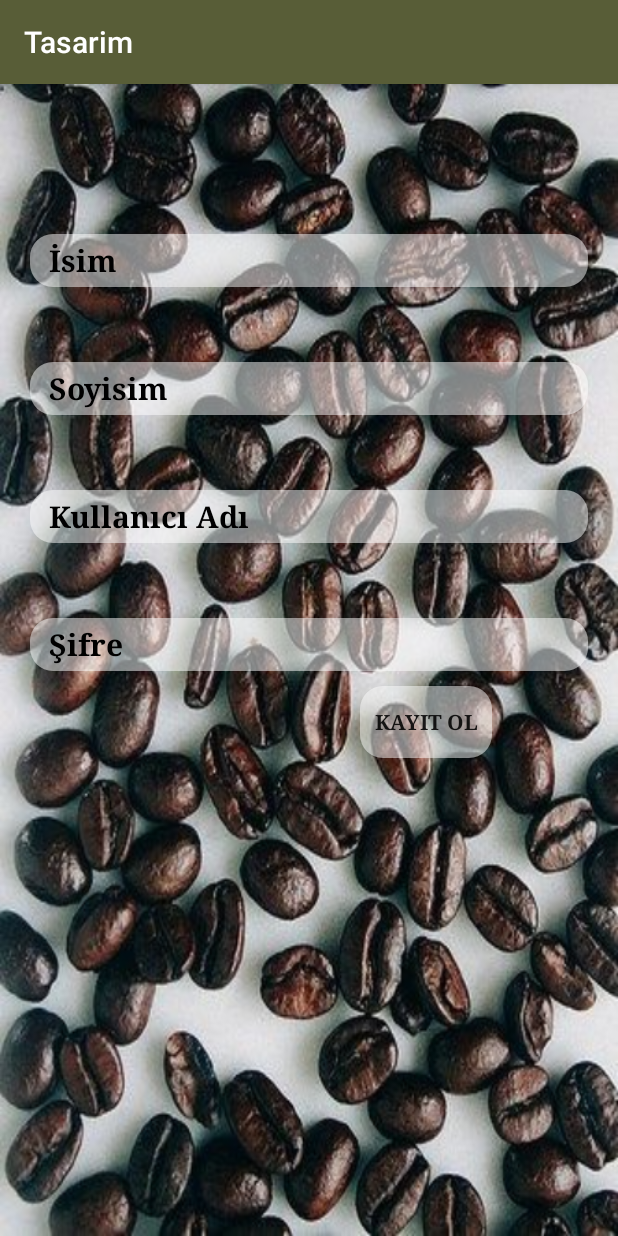
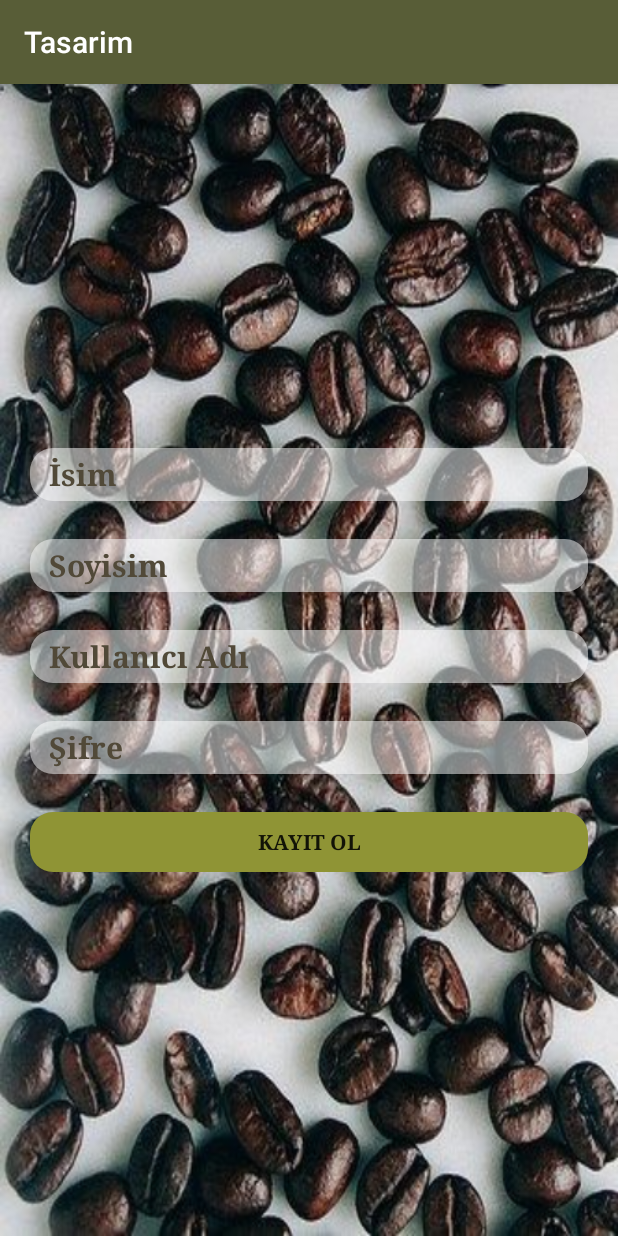
Before and after one commit to BeaconCafe/Tasarim, an Android app: the KayitOl screen opened directly, with no data from a screen before it, on a phone screen of 412 x 824 dp. Run offline under Robolectric (Android 15) with nearby library versions, the phone set to English and light mode, and no system bars.

Commit message:
yönlendirme yapıldı

```diff
--- a/app/src/main/java/com/tasarim/tasarim/Giris.java
+++ b/app/src/main/java/com/tasarim/tasarim/Giris.java
@@ -1,13 +1,30 @@
 package com.tasarim.tasarim;
 
+import android.content.Intent;
 import android.support.v7.app.AppCompatActivity;
 import android.os.Bundle;
+import android.view.View;
+import android.widget.Button;
+import android.widget.TextView;
 
 public class Giris extends AppCompatActivity {
+
+    TextView kayitOl;
 
     @Override
     protected void onCreate(Bundle savedInstanceState) {
         super.onCreate(savedInstanceState);
         setContentView(R.layout.activity_giris);
+
+        kayitOl=(TextView) findViewById(R.id.kayitOlSayfasi);
+
+        kayitOl.setOnClickListener(new View.OnClickListener() {
+            @Override
+            public void onClick(View view) {
+
+                Intent intent =new Intent(Giris.this,KayitOl.class);
+                startActivity(intent);
+            }
+        });
     }
 }
--- a/app/src/main/res/layout/activity_giris.xml
+++ b/app/src/main/res/layout/activity_giris.xml
@@ -69,6 +69,7 @@
                 android:layout_marginTop="5dp"/>
 
             <TextView
+                android:id="@+id/kayitOlSayfasi"
                 android:layout_width="match_parent"
                 android:layout_height="wrap_content"
                 android:layout_marginTop="5dp"
--- a/app/src/main/res/layout/activity_kayit_ol.xml
+++ b/app/src/main/res/layout/activity_kayit_ol.xml
@@ -7,6 +7,7 @@
     android:orientation="vertical"
     tools:context="com.tasarim.tasarim.KayitOl"
     android:background="@drawable/kayitsayfasi"
+    android:gravity="center"
     >
 
 
@@ -16,7 +17,7 @@
         android:layout_height="35dp"
         android:layout_marginLeft="20dp"
         android:layout_marginRight="20dp"
-        android:layout_marginTop="100dp"
+
         android:backgroundTint="#80FFFFFF"
         android:ems="10"
         android:background="@drawable/background"
@@ -25,8 +26,7 @@
         android:inputType="textPersonName"
         android:selectAllOnFocus="false"
         android:textAppearance="@style/TextAppearance.AppCompat.Body2"
-        android:textColor="@android:color/black"
-        android:textColorHint="#000000"
+        android:textColorHint="@color/colorPrimaryDark"
         android:textSize="20sp"
         android:textStyle="bold"
 
@@ -39,15 +39,15 @@
         android:layout_height="35dp"
         android:layout_marginLeft="20dp"
         android:layout_marginRight="20dp"
-        android:layout_marginTop="50dp"
+        android:layout_marginTop="25dp"
         android:backgroundTint="#80FFFFFF"
         android:ems="10"
         android:fontFamily="serif"
         android:hint="  Soyisim"
         android:inputType="textPersonName"
         android:textAppearance="@style/TextAppearance.AppCompat.Body2"
-        android:textColor="@android:color/black"
-        android:textColorHint="#000000"
+
+        android:textColorHint="@color/colorPrimaryDark"
         android:textSize="20sp"
         android:textStyle="bold"
         android:typeface="sans" />
@@ -59,15 +59,14 @@
         android:layout_height="35dp"
         android:layout_marginLeft="20dp"
         android:layout_marginRight="20dp"
-        android:layout_marginTop="50dp"
+        android:layout_marginTop="25dp"
         android:backgroundTint="#80FFFFFF"
         android:ems="10"
         android:fontFamily="serif"
         android:hint="  Kullanıcı Adı"
         android:inputType="textPersonName"
         android:textAppearance="@style/TextAppearance.AppCompat.Body2"
-        android:textColor="@android:color/black"
-        android:textColorHint="#000000"
+        android:textColorHint="@color/colorPrimaryDark"
         android:textSize="20sp"
         android:textStyle="bold"
         android:typeface="sans" />
@@ -79,33 +78,33 @@
         android:layout_height="35dp"
         android:layout_marginLeft="20dp"
         android:layout_marginRight="20dp"
-        android:layout_marginTop="50dp"
+        android:layout_marginTop="25dp"
         android:backgroundTint="#80FFFFFF"
         android:ems="10"
         android:fontFamily="serif"
         android:hint="  Şifre"
         android:inputType="textPersonName"
         android:textAppearance="@style/TextAppearance.AppCompat.Body2"
-        android:textColor="@android:color/black"
-        android:textColorHint="#000000"
+        android:textColorHint="@color/colorPrimaryDark"
         android:textSize="20sp"
         android:textStyle="bold"
         android:typeface="sans" />
     <LinearLayout
-        android:layout_marginTop="10dp"
+        android:layout_marginTop="25dp"
         android:layout_width="match_parent"
         android:layout_height="wrap_content"
         android:orientation="horizontal">
 
         <Button
             android:id="@+id/kayitOl"
-            android:layout_width="wrap_content"
-            android:layout_height="wrap_content"
-            android:layout_marginLeft="240dp"
+            android:layout_width="match_parent"
+            android:layout_height="40dp"
+            android:layout_marginLeft="20dp"
+            android:layout_marginRight="20dp"
             android:fontFamily="serif"
             android:text="Kayıt Ol"
-            android:backgroundTint="#80FFFFFF"
-            android:background="@drawable/background"
+            android:backgroundTint="@color/yesil"
+            android:background="@drawable/ripple"
             android:textStyle="bold" />
 
 
```
